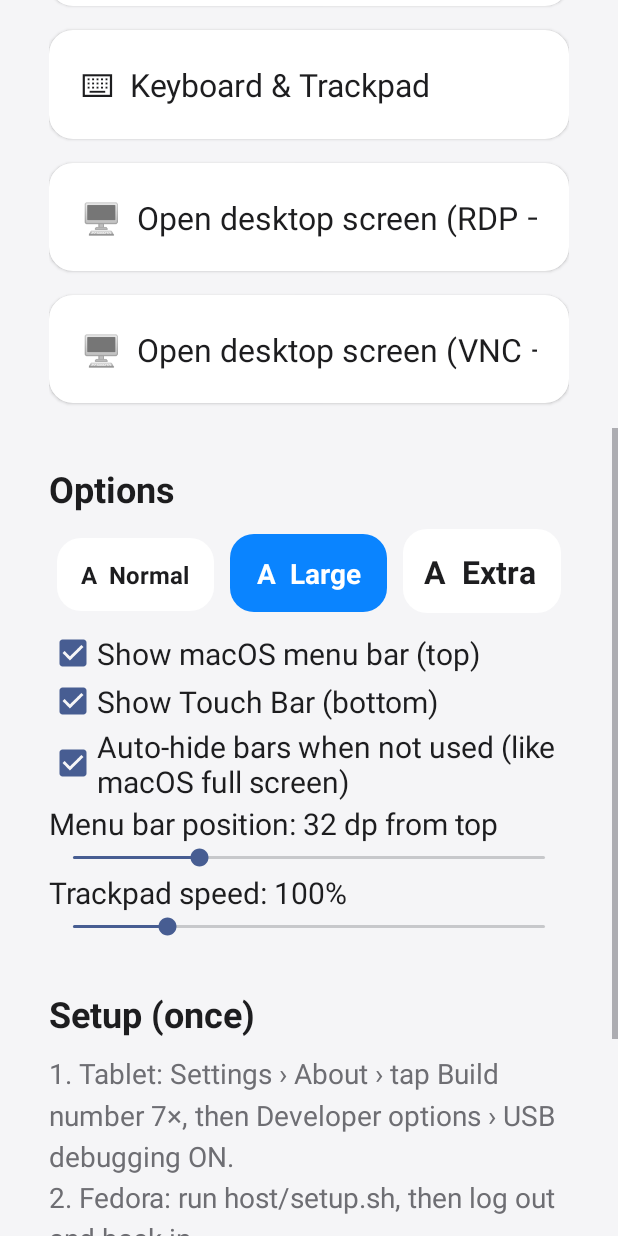
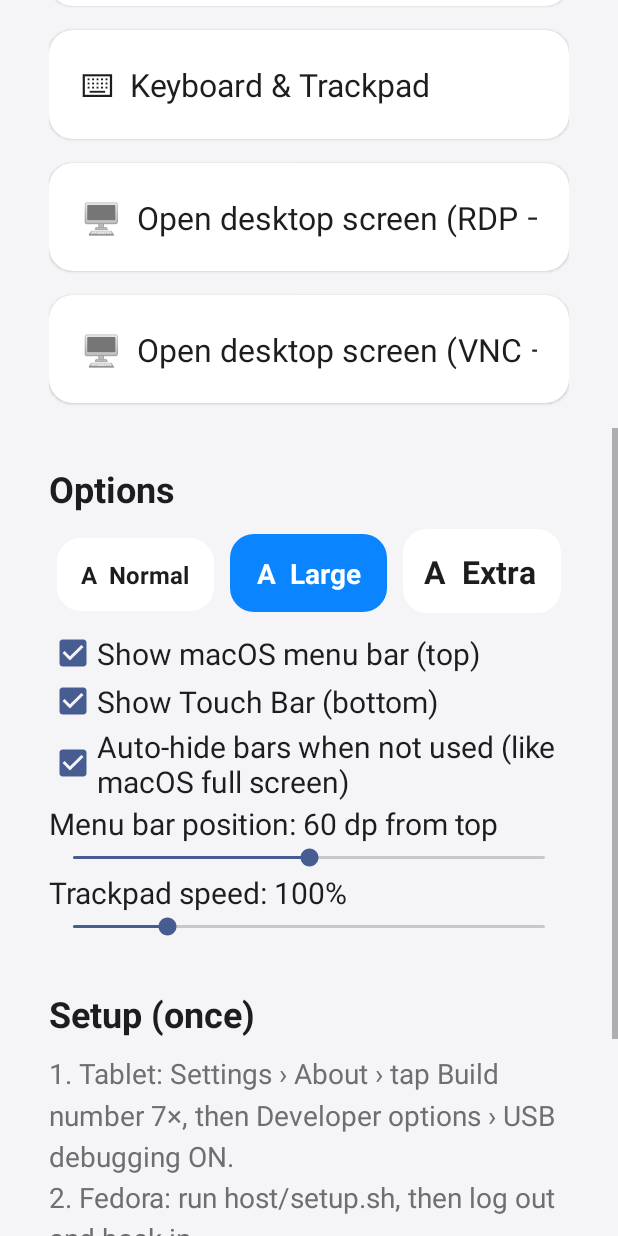
Before and after one commit to aliihjt/Android-as-ubuntu-keyboard, an Android app: the screen it shows after launch (MainActivity), scrolled down 576 dp, on a phone screen of 412 x 824 dp. Run offline under Robolectric (Android 15) with nearby library versions, the phone set to English and light mode, and no system bars.

Commit message:
Move the menu bar lower by default (60 dp), once also for existing setups
Co-Authored-By: Claude Opus 5.5 <noreply@anthropic.com>
Claude-Session: https://claude.ai/code/session_01DL1ZFQ1EkHDRb2ce764TDb

```diff
--- a/android/app/src/main/java/io/github/aliihjt/tabletdesk/MainActivity.java
+++ b/android/app/src/main/java/io/github/aliihjt/tabletdesk/MainActivity.java
@@ -76,8 +76,8 @@ public class MainActivity extends Activity implements HostLink.Listener {
         col.addView(offsetLabel);
         SeekBar offset = new SeekBar(this);
         offset.setMax(120);
-        offset.setProgress(prefs.getInt("menuoffset", 32));
-        offsetLabel.setText("Menu bar position: " + prefs.getInt("menuoffset", 32) + " dp from top");
+        offset.setProgress(prefs.getInt("menuoffset", 60));
+        offsetLabel.setText("Menu bar position: " + prefs.getInt("menuoffset", 60) + " dp from top");
         offset.setOnSeekBarChangeListener(new SeekBar.OnSeekBarChangeListener() {
             @Override
             public void onProgressChanged(SeekBar s, int p, boolean user) {
--- a/android/app/src/main/java/io/github/aliihjt/tabletdesk/MenuBar.java
+++ b/android/app/src/main/java/io/github/aliihjt/tabletdesk/MenuBar.java
@@ -174,7 +174,7 @@ final class MenuBar implements HostLink.Listener {
         params.gravity = Gravity.TOP | Gravity.START;
         // user-chosen distance from the top edge (Settings: "Menu bar position")
         params.y = Math.round(ctx.getSharedPreferences(OverlayService.PREFS, Context.MODE_PRIVATE)
-                .getInt("menuoffset", 32) * ctx.getResources().getDisplayMetrics().density);
+                .getInt("menuoffset", 60) * ctx.getResources().getDisplayMetrics().density);
         if (Build.VERSION.SDK_INT >= 30) {
             // sit just below Android's status bar (or at the very top when it is hidden)
             params.setFitInsetsTypes(android.view.WindowInsets.Type.statusBars()
@@ -297,7 +297,7 @@ final class MenuBar implements HostLink.Listener {
         boolean touch = st.optBoolean("touch", true);
         int size = p.getInt("uiscale", 135);
         int speed = p.getInt("speed", 100);
-        int offset = p.getInt("menuoffset", 32);
+        int offset = p.getInt("menuoffset", 60);
         return new String[]{
                 "TabletDesk",
                 "\u2328  Keyboard & Trackpad|local:trackpad",
@@ -366,7 +366,7 @@ final class MenuBar implements HostLink.Listener {
                     break;
                 case "lower":
                 case "higher": {
-                    int o = p.getInt("menuoffset", 32) + (name.equals("lower") ? 12 : -12);
+                    int o = p.getInt("menuoffset", 60) + (name.equals("lower") ? 12 : -12);
                     p.edit().putInt("menuoffset", Math.max(0, Math.min(160, o))).apply();
                     rebuild = true;
                     break;
--- a/android/app/src/main/java/io/github/aliihjt/tabletdesk/OverlayService.java
+++ b/android/app/src/main/java/io/github/aliihjt/tabletdesk/OverlayService.java
@@ -58,6 +58,12 @@ public class OverlayService extends Service {
         removeBars();
         Ui.loadScale(this);
         SharedPreferences prefs = getSharedPreferences(PREFS, MODE_PRIVATE);
+        // one-time move of the menu bar further down (asked for by the user),
+        // also for tablets where it was already set higher
+        if (prefs.getInt("menuoffset_v", 0) < 2) {
+            prefs.edit().putInt("menuoffset", Math.max(prefs.getInt("menuoffset", 60), 60))
+                    .putInt("menuoffset_v", 2).apply();
+        }
         pointer = new PointerOverlay(this);
         wm.addView(pointer, pointer.params());
         if (prefs.getBoolean("touchbar", true)) {
```
